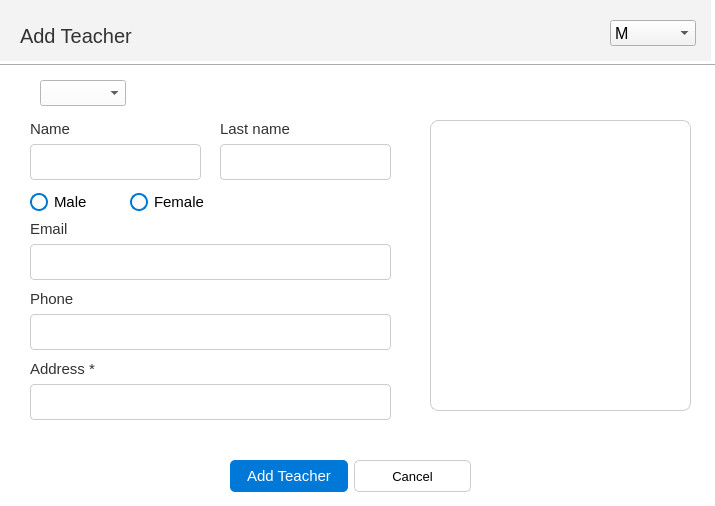
This is School_System/ui/AddTeacherDialog.ui in KasperJack/School-Management-System as Qt 5 draws it before an edit. The edited form follows.
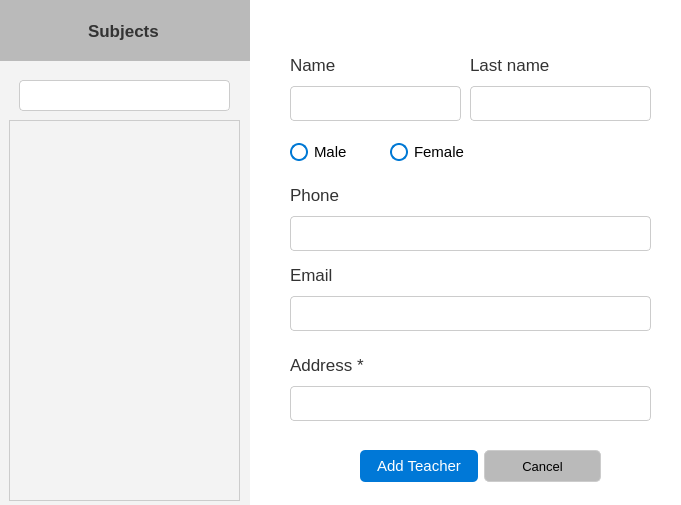
This is the edited form.

What changed in the file:
```diff
--- a/School_System/ui/AddTeacherDialog.ui
+++ b/School_System/ui/AddTeacherDialog.ui
@@ -6,8 +6,8 @@
    <rect>
     <x>0</x>
     <y>0</y>
-    <width>715</width>
-    <height>506</height>
+    <width>681</width>
+    <height>505</height>
    </rect>
   </property>
   <property name="windowTitle">
@@ -19,7 +19,8 @@
     background-color:rgb(255, 255, 255); /* Light Gray for Light Mode */
     color: #000000;           /* Black Text */
     font-family: &quot;Segoe UI&quot;, Arial, sans-serif;
-    font-size: 13pt;
+    font-size: 12pt;
+border-radius: 10px;
 }
 
 /* Dark Mode (Toggle this for dark theme) */
@@ -61,7 +62,7 @@
 
 /* Labels */
 QLabel {
-    font-size: 11pt;
+    font-size: 13pt;
     color: #333333; /* Dark Gray */
 }
 
@@ -87,26 +88,13 @@
 }
 </string>
   </property>
-  <widget class="Line" name="line">
-   <property name="geometry">
-    <rect>
-     <x>-10</x>
-     <y>50</y>
-     <width>731</width>
-     <height>31</height>
-    </rect>
-   </property>
-   <property name="orientation">
-    <enum>Qt::Orientation::Horizontal</enum>
-   </property>
-  </widget>
   <widget class="QWidget" name="layoutWidget">
    <property name="geometry">
     <rect>
-     <x>30</x>
-     <y>120</y>
+     <x>290</x>
+     <y>50</y>
      <width>171</width>
-     <height>60</height>
+     <height>71</height>
     </rect>
    </property>
    <layout class="QVBoxLayout" name="verticalLayout">
@@ -115,7 +103,7 @@
       <property name="font">
        <font>
         <family>Segoe UI</family>
-        <pointsize>11</pointsize>
+        <pointsize>13</pointsize>
        </font>
       </property>
       <property name="text">
@@ -128,11 +116,151 @@
     </item>
    </layout>
   </widget>
+  <widget class="QWidget" name="layoutWidget_2">
+   <property name="geometry">
+    <rect>
+     <x>470</x>
+     <y>50</y>
+     <width>181</width>
+     <height>71</height>
+    </rect>
+   </property>
+   <layout class="QVBoxLayout" name="verticalLayout_2">
+    <item>
+     <widget class="QLabel" name="label_4">
+      <property name="font">
+       <font>
+        <family>Segoe UI</family>
+        <pointsize>13</pointsize>
+       </font>
+      </property>
+      <property name="text">
+       <string>Last name</string>
+      </property>
+     </widget>
+    </item>
+    <item>
+     <widget class="QLineEdit" name="last_name_field"/>
+    </item>
+   </layout>
+  </widget>
+  <widget class="QRadioButton" name="f_radioButton">
+   <property name="geometry">
+    <rect>
+     <x>390</x>
+     <y>140</y>
+     <width>81</width>
+     <height>24</height>
+    </rect>
+   </property>
+   <property name="styleSheet">
+    <string notr="true">QRadioButton {
+    spacing: 6px; /* Space between the radio button and label text */
+    color: black; /* Text color */
+    font-size: 11pt;
+}
+
+QRadioButton::indicator {
+    width: 14px;
+    height: 14px;
+    border-radius: 9px; /* Makes the indicator circular */
+    border: 2px solid #0078D4; /* Fluent Blue border */
+    background-color: transparent; /* Transparent background */
+}
+
+QRadioButton::indicator:hover {
+    border-color: #005a9e; /* Darker Fluent Blue on hover */
+}
+
+QRadioButton::indicator:checked {
+    background-color: #0078D4; /* Fluent Blue when checked */
+    border-color: #0078D4; /* Fluent Blue border */
+}
+
+QRadioButton::indicator:pressed {
+    background-color: #004578; /* Darker blue on press */
+}
+
+QRadioButton::indicator:checked:hover {
+    background-color: #005a9e; /* Slightly darker blue on hover when checked */
+}
+
+QRadioButton::indicator:disabled {
+    border-color: #d6d6d6; /* Light gray for disabled state */
+    background-color: #f0f0f0; /* Light gray background for disabled */
+}
+
+QRadioButton::indicator:checked:disabled {
+    background-color: #d6d6d6; /* Gray checked state for disabled */
+    border-color: #d6d6d6;
+}
+</string>
+   </property>
+   <property name="text">
+    <string>Female</string>
+   </property>
+  </widget>
+  <widget class="QRadioButton" name="m_radioButton">
+   <property name="geometry">
+    <rect>
+     <x>290</x>
+     <y>140</y>
+     <width>81</width>
+     <height>24</height>
+    </rect>
+   </property>
+   <property name="styleSheet">
+    <string notr="true">QRadioButton {
+    spacing: 6px; /* Space between the radio button and label text */
+    color: black; /* Text color */
+    font-size: 11pt;
+}
+
+QRadioButton::indicator {
+    width: 14px;
+    height: 14px;
+    border-radius: 9px; /* Makes the indicator circular */
+    border: 2px solid #0078D4; /* Fluent Blue border */
+    background-color: transparent; /* Transparent background */
+}
+
+QRadioButton::indicator:hover {
+    border-color: #005a9e; /* Darker Fluent Blue on hover */
+}
+
+QRadioButton::indicator:checked {
+    background-color: #0078D4; /* Fluent Blue when checked */
+    border-color: #0078D4; /* Fluent Blue border */
+}
+
+QRadioButton::indicator:pressed {
+    background-color: #004578; /* Darker blue on press */
+}
+
+QRadioButton::indicator:checked:hover {
+    background-color: #005a9e; /* Slightly darker blue on hover when checked */
+}
+
+QRadioButton::indicator:disabled {
+    border-color: #d6d6d6; /* Light gray for disabled state */
+    background-color: #f0f0f0; /* Light gray background for disabled */
+}
+
+QRadioButton::indicator:checked:disabled {
+    background-color: #d6d6d6; /* Gray checked state for disabled */
+    border-color: #d6d6d6;
+}
+</string>
+   </property>
+   <property name="text">
+    <string>Male</string>
+   </property>
+  </widget>
   <widget class="QWidget" name="layoutWidget">
    <property name="geometry">
     <rect>
-     <x>230</x>
-     <y>460</y>
+     <x>360</x>
+     <y>450</y>
      <width>241</width>
      <height>32</height>
     </rect>
@@ -163,9 +291,20 @@
        </size>
       </property>
       <property name="styleSheet">
-       <string notr="true">/* Cancel Button */
+       <string notr="true">
+
+
+
+
+/*          background-color: transparent;  No background */
+
+
+
+
+/* Cancel Button */
 QPushButton {
-    background-color: transparent; /* No background */
+    background-color: #bababa;
+
     color: black;                  /* Black text */
     border: 1px solid #cccccc;     /* Light gray border */
     border-radius: 5px;
@@ -191,41 +330,13 @@
     </item>
    </layout>
   </widget>
-  <widget class="QWidget" name="layoutWidget_2">
-   <property name="geometry">
-    <rect>
-     <x>220</x>
-     <y>120</y>
-     <width>171</width>
-     <height>60</height>
-    </rect>
-   </property>
-   <layout class="QVBoxLayout" name="verticalLayout_2">
-    <item>
-     <widget class="QLabel" name="label_4">
-      <property name="font">
-       <font>
-        <family>Segoe UI</family>
-        <pointsize>11</pointsize>
-       </font>
-      </property>
-      <property name="text">
-       <string>Last name</string>
-      </property>
-     </widget>
-    </item>
-    <item>
-     <widget class="QLineEdit" name="last_name_field"/>
-    </item>
-   </layout>
-  </widget>
   <widget class="QWidget" name="layoutWidget_3">
    <property name="geometry">
     <rect>
-     <x>30</x>
-     <y>220</y>
+     <x>290</x>
+     <y>260</y>
      <width>361</width>
-     <height>60</height>
+     <height>71</height>
     </rect>
    </property>
    <layout class="QVBoxLayout" name="verticalLayout_3">
@@ -234,7 +345,7 @@
       <property name="font">
        <font>
         <family>Segoe UI</family>
-        <pointsize>11</pointsize>
+        <pointsize>13</pointsize>
        </font>
       </property>
       <property name="text">
@@ -250,10 +361,10 @@
   <widget class="QWidget" name="layoutWidget_4">
    <property name="geometry">
     <rect>
-     <x>30</x>
-     <y>290</y>
+     <x>290</x>
+     <y>180</y>
      <width>361</width>
-     <height>60</height>
+     <height>71</height>
     </rect>
    </property>
    <layout class="QVBoxLayout" name="verticalLayout_4">
@@ -262,7 +373,7 @@
       <property name="font">
        <font>
         <family>Segoe UI</family>
-        <pointsize>11</pointsize>
+        <pointsize>13</pointsize>
        </font>
       </property>
       <property name="text">
@@ -278,10 +389,10 @@
   <widget class="QWidget" name="layoutWidget_5">
    <property name="geometry">
     <rect>
-     <x>30</x>
-     <y>360</y>
+     <x>290</x>
+     <y>350</y>
      <width>361</width>
-     <height>60</height>
+     <height>71</height>
     </rect>
    </property>
    <layout class="QVBoxLayout" name="verticalLayout_5">
@@ -290,7 +401,7 @@
       <property name="font">
        <font>
         <family>Segoe UI</family>
-        <pointsize>11</pointsize>
+        <pointsize>13</pointsize>
        </font>
       </property>
       <property name="text">
@@ -303,30 +414,33 @@
     </item>
    </layout>
   </widget>
-  <widget class="QComboBox" name="subject_dropdown">
+  <widget class="QWidget" name="widget" native="true">
    <property name="geometry">
     <rect>
-     <x>40</x>
-     <y>80</y>
-     <width>86</width>
-     <height>26</height>
-    </rect>
-   </property>
-  </widget>
-  <widget class="QScrollArea" name="subjects_scrollArea">
-   <property name="geometry">
-    <rect>
-     <x>430</x>
-     <y>120</y>
-     <width>261</width>
-     <height>291</height>
+     <x>-1</x>
+     <y>0</y>
+     <width>251</width>
+     <height>521</height>
     </rect>
    </property>
    <property name="styleSheet">
-    <string notr="true">    QScrollArea {
+    <string notr="true">background-color: #f3f3f3;
+border-radius: 0px;</string>
+   </property>
+   <widget class="QScrollArea" name="subjects_scrollArea">
+    <property name="geometry">
+     <rect>
+      <x>10</x>
+      <y>120</y>
+      <width>231</width>
+      <height>381</height>
+     </rect>
+    </property>
+    <property name="styleSheet">
+     <string notr="true">    QScrollArea {
         border: 1px solid #cccccc;
         background: #f9f9f9;
-        border-radius: 8px;
+        border-radius: 0px;
     }
 
     /* Scroll Bar */
@@ -377,203 +491,84 @@
         border: 1px solid #cccccc;
         border-radius: 4px;
     }</string>
-   </property>
-   <property name="widgetResizable">
-    <bool>true</bool>
-   </property>
-   <widget class="QWidget" name="scrollAreaWidgetContents">
-    <property name="geometry">
-     <rect>
-      <x>0</x>
-      <y>0</y>
-      <width>259</width>
-      <height>289</height>
-     </rect>
     </property>
+    <property name="widgetResizable">
+     <bool>true</bool>
+    </property>
+    <widget class="QWidget" name="scrollAreaWidgetContents">
+     <property name="geometry">
+      <rect>
+       <x>0</x>
+       <y>0</y>
+       <width>229</width>
+       <height>379</height>
+      </rect>
+     </property>
+    </widget>
    </widget>
-  </widget>
-  <widget class="QWidget" name="widget" native="true">
-   <property name="geometry">
-    <rect>
-     <x>0</x>
-     <y>0</y>
-     <width>711</width>
-     <height>61</height>
-    </rect>
-   </property>
-   <property name="styleSheet">
-    <string notr="true">QWidget {
-    background-color: #f3f3f3; /* Light Gray for Light Mode */
-    color: #000000;           /* Black Text */
-    font-family: &quot;Segoe UI&quot;, Arial, sans-serif;
-    font-size: 12pt;
-}</string>
-   </property>
-   <widget class="QLabel" name="label">
+   <widget class="QLineEdit" name="lineEdit">
     <property name="geometry">
      <rect>
       <x>20</x>
-      <y>20</y>
-      <width>141</width>
+      <y>80</y>
+      <width>211</width>
       <height>31</height>
      </rect>
     </property>
-    <property name="font">
-     <font>
-      <family>Segoe UI</family>
-      <pointsize>15</pointsize>
-     </font>
-    </property>
     <property name="styleSheet">
-     <string notr="true">QLabel {
-    font-size: 15pt;
-    color: #333333; /* Dark Gray */
+     <string notr="true">
+/* Input Fields */
+QLineEdit {
+    background-color: white;
+    color: black;
+    border: 1px solid #cccccc;
+    border-radius: 4px;
+    padding: 6px;
+}
+QLineEdit:focus {
+    border: 1px solid #0078d7; /* Blue Border on Focus */
+    background-color: #ffffff;
 }</string>
     </property>
-    <property name="text">
-     <string>Add Teacher</string>
-    </property>
    </widget>
-   <widget class="QComboBox" name="comboBox">
+   <widget class="QWidget" name="widget_2" native="true">
     <property name="geometry">
      <rect>
-      <x>610</x>
-      <y>20</y>
-      <width>86</width>
-      <height>26</height>
+      <x>-1</x>
+      <y>0</y>
+      <width>261</width>
+      <height>61</height>
      </rect>
     </property>
-    <property name="font">
-     <font>
-      <family>Segoe UI</family>
-      <pointsize>12</pointsize>
-      <strikeout>false</strikeout>
-     </font>
+    <property name="styleSheet">
+     <string notr="true">background-color: #bababa;
+border-radius: 0px;</string>
     </property>
-    <item>
-     <property name="text">
-      <string>M</string>
+    <widget class="QLabel" name="label">
+     <property name="geometry">
+      <rect>
+       <x>90</x>
+       <y>10</y>
+       <width>81</width>
+       <height>41</height>
+      </rect>
      </property>
-    </item>
-    <item>
+     <property name="font">
+      <font>
+       <family>Segoe UI</family>
+       <pointsize>13</pointsize>
+       <bold>true</bold>
+      </font>
+     </property>
+     <property name="styleSheet">
+      <string notr="true"/>
+     </property>
      <property name="text">
-      <string>F</string>
+      <string>Subjects</string>
      </property>
-    </item>
+    </widget>
    </widget>
   </widget>
-  <widget class="QRadioButton" name="radioButton">
-   <property name="geometry">
-    <rect>
-     <x>30</x>
-     <y>190</y>
-     <width>81</width>
-     <height>24</height>
-    </rect>
-   </property>
-   <property name="styleSheet">
-    <string notr="true">QRadioButton {
-    spacing: 6px; /* Space between the radio button and label text */
-    color: black; /* Text color */
-    font-size: 11pt;
-}
-
-QRadioButton::indicator {
-    width: 14px;
-    height: 14px;
-    border-radius: 9px; /* Makes the indicator circular */
-    border: 2px solid #0078D4; /* Fluent Blue border */
-    background-color: transparent; /* Transparent background */
-}
-
-QRadioButton::indicator:hover {
-    border-color: #005a9e; /* Darker Fluent Blue on hover */
-}
-
-QRadioButton::indicator:checked {
-    background-color: #0078D4; /* Fluent Blue when checked */
-    border-color: #0078D4; /* Fluent Blue border */
-}
-
-QRadioButton::indicator:pressed {
-    background-color: #004578; /* Darker blue on press */
-}
-
-QRadioButton::indicator:checked:hover {
-    background-color: #005a9e; /* Slightly darker blue on hover when checked */
-}
-
-QRadioButton::indicator:disabled {
-    border-color: #d6d6d6; /* Light gray for disabled state */
-    background-color: #f0f0f0; /* Light gray background for disabled */
-}
-
-QRadioButton::indicator:checked:disabled {
-    background-color: #d6d6d6; /* Gray checked state for disabled */
-    border-color: #d6d6d6;
-}
-</string>
-   </property>
-   <property name="text">
-    <string>Male</string>
-   </property>
-  </widget>
-  <widget class="QRadioButton" name="radioButton_2">
-   <property name="geometry">
-    <rect>
-     <x>130</x>
-     <y>190</y>
-     <width>81</width>
-     <height>24</height>
-    </rect>
-   </property>
-   <property name="styleSheet">
-    <string notr="true">QRadioButton {
-    spacing: 6px; /* Space between the radio button and label text */
-    color: black; /* Text color */
-    font-size: 11pt;
-}
-
-QRadioButton::indicator {
-    width: 14px;
-    height: 14px;
-    border-radius: 9px; /* Makes the indicator circular */
-    border: 2px solid #0078D4; /* Fluent Blue border */
-    background-color: transparent; /* Transparent background */
-}
-
-QRadioButton::indicator:hover {
-    border-color: #005a9e; /* Darker Fluent Blue on hover */
-}
-
-QRadioButton::indicator:checked {
-    background-color: #0078D4; /* Fluent Blue when checked */
-    border-color: #0078D4; /* Fluent Blue border */
-}
-
-QRadioButton::indicator:pressed {
-    background-color: #004578; /* Darker blue on press */
-}
-
-QRadioButton::indicator:checked:hover {
-    background-color: #005a9e; /* Slightly darker blue on hover when checked */
-}
-
-QRadioButton::indicator:disabled {
-    border-color: #d6d6d6; /* Light gray for disabled state */
-    background-color: #f0f0f0; /* Light gray background for disabled */
-}
-
-QRadioButton::indicator:checked:disabled {
-    background-color: #d6d6d6; /* Gray checked state for disabled */
-    border-color: #d6d6d6;
-}
-</string>
-   </property>
-   <property name="text">
-    <string>Female</string>
-   </property>
-  </widget>
  </widget>
  <resources/>
  <connections/>
```
